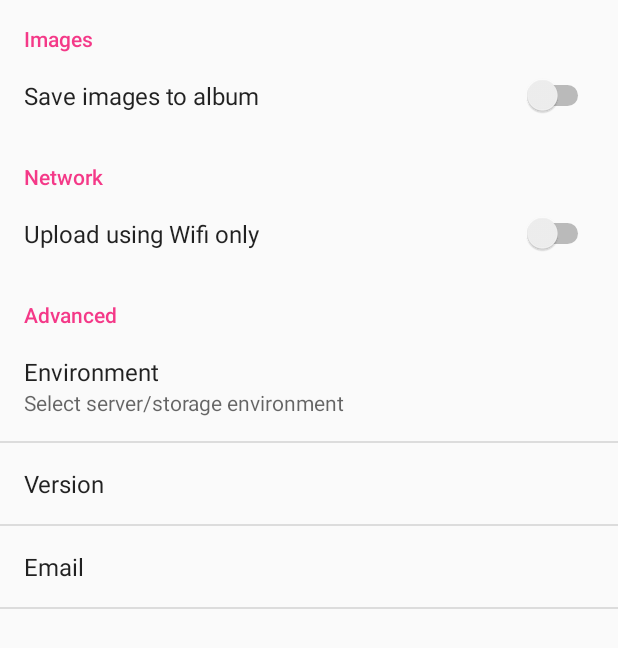
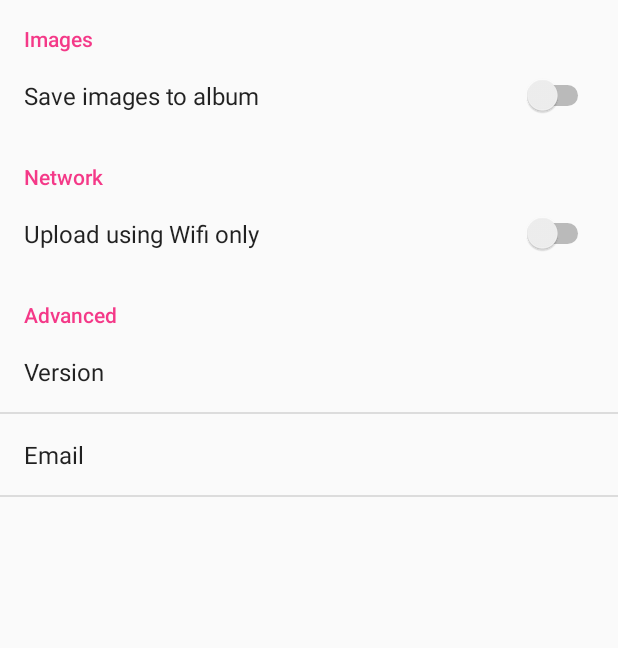
Before and after one commit to erikaxel/android, an Android app: the SettingsActivity screen opened directly, with no data from a screen before it, on a phone screen of 412 x 824 dp. Shown: the top 648 px of the screen. Run offline under Robolectric (Android 15) with nearby library versions, the phone set to English and light mode, and no system bars; our stand-ins replace Firebase (no records; nobody signed in at launch, a user with empty details on screens opened directly).

Commit message:
Fixed bug where enviroment preference is visible for all users

```diff
--- a/app/src/main/java/com/autocounting/autocounting/activities/SettingsActivity.java
+++ b/app/src/main/java/com/autocounting/autocounting/activities/SettingsActivity.java
@@ -96,7 +96,7 @@ public class SettingsActivity extends PreferenceActivity {
 
         private void removeAdminSettings() {
             PreferenceCategory prefCategory = (PreferenceCategory) findPreference("advanced_cat");
-            prefCategory.addPreference(findPreference("environment_pref"));
+            prefCategory.removePreference(findPreference("environment_pref"));
         }
 
         private String getVersionName() {
```
